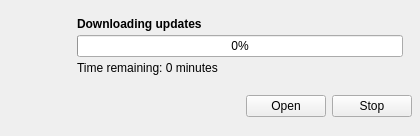
The window that lib/QSimpleUpdater/src/Downloader.ui (Serial-Studio/Serial-Studio) describes before a commit, drawn with Qt 5.
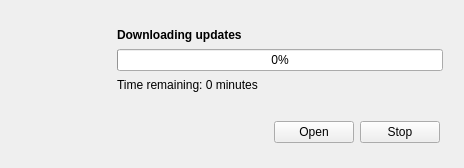
The same window after the commit. Icons and pictures are not drawn.

The edit to the form file:
```diff
--- a/lib/QSimpleUpdater/src/Downloader.ui
+++ b/lib/QSimpleUpdater/src/Downloader.ui
@@ -9,8 +9,8 @@
    <rect>
     <x>0</x>
     <y>0</y>
-    <width>420</width>
-    <height>136</height>
+    <width>464</width>
+    <height>168</height>
    </rect>
   </property>
   <property name="sizePolicy">
@@ -24,50 +24,44 @@
   </property>
   <layout class="QVBoxLayout" name="verticalLayout">
    <property name="spacing">
-    <number>4</number>
+    <number>0</number>
    </property>
    <property name="leftMargin">
-    <number>8</number>
+    <number>12</number>
    </property>
    <property name="topMargin">
-    <number>0</number>
+    <number>12</number>
    </property>
    <property name="rightMargin">
-    <number>0</number>
+    <number>12</number>
    </property>
    <property name="bottomMargin">
-    <number>8</number>
+    <number>12</number>
    </property>
    <item>
     <widget class="QWidget" name="widget" native="true">
      <layout class="QHBoxLayout" name="horizontalLayout">
       <property name="spacing">
-       <number>4</number>
+       <number>0</number>
       </property>
       <property name="leftMargin">
-       <number>8</number>
+       <number>0</number>
       </property>
       <property name="topMargin">
-       <number>8</number>
+       <number>0</number>
       </property>
       <property name="rightMargin">
-       <number>8</number>
+       <number>0</number>
       </property>
       <property name="bottomMargin">
-       <number>4</number>
+       <number>0</number>
       </property>
       <item>
        <widget class="QLabel" name="updater_icon">
         <property name="minimumSize">
          <size>
-          <width>48</width>
-          <height>48</height>
-         </size>
-        </property>
-        <property name="maximumSize">
-         <size>
-          <width>48</width>
-          <height>48</height>
+          <width>96</width>
+          <height>96</height>
          </size>
         </property>
         <property name="text">
@@ -85,12 +79,13 @@
        <widget class="QWidget" name="progressFrame" native="true">
         <layout class="QVBoxLayout" name="verticalLayout_2">
          <property name="spacing">
-          <number>4</number>
+          <number>0</number>
          </property>
          <item>
           <widget class="QLabel" name="downloadLabel">
            <property name="font">
             <font>
+             <weight>75</weight>
              <bold>true</bold>
             </font>
            </property>
@@ -132,16 +127,16 @@
     <widget class="QWidget" name="buttonFrame" native="true">
      <layout class="QHBoxLayout" name="horizontalLayout_2">
       <property name="leftMargin">
-       <number>8</number>
+       <number>12</number>
       </property>
       <property name="topMargin">
-       <number>0</number>
+       <number>12</number>
       </property>
       <property name="rightMargin">
-       <number>8</number>
+       <number>12</number>
       </property>
       <property name="bottomMargin">
-       <number>8</number>
+       <number>12</number>
       </property>
       <item>
        <spacer name="buttonSpacer">
```
Left out of the diff: 3 changed lines with no effect on the pictures.
